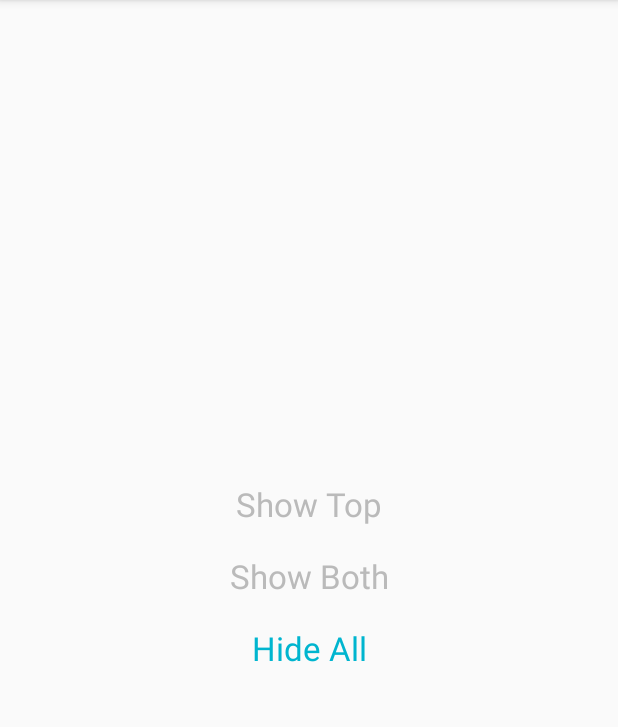
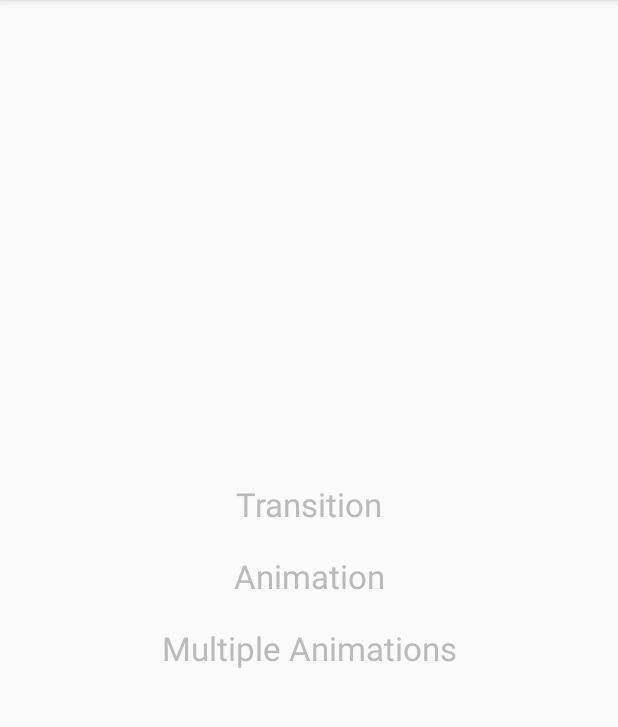
Before and after one commit to swarmnyc/AndroidFragmentAnimations, an Android app: the screen it shows after launch (MainActivity), on a phone screen of 412 x 824 dp, the part 84-811 px from its top. Run offline under Robolectric (Android 15) with nearby library versions, the phone set to English and light mode, and no system bars.

Commit message:
updated animations and transitions.

```diff
--- a/app/src/main/java/com/swarmnyc/fragmentanimations/MainActivity.java
+++ b/app/src/main/java/com/swarmnyc/fragmentanimations/MainActivity.java
@@ -1,6 +1,7 @@
 package com.swarmnyc.fragmentanimations;
 
 import android.os.Bundle;
+import android.support.v4.app.FragmentTransaction;
 import android.support.v7.app.ActionBarActivity;
 import android.view.Menu;
 import android.view.MenuItem;
@@ -11,11 +12,12 @@ import android.widget.Button;
 public class MainActivity extends ActionBarActivity
 {
 
-	private Button         m_showTopButton;
-	private Button         m_showBothButton;
-	private Button         m_hideAllButton;
+	private Button         m_showAnimtaionButton;
+	private Button         m_showMultiAnimationsButton;
+//	private Button         m_resetButtom;
 	private TopFragment    m_topFragment;
 	private BottomFragment m_bottomFragment;
+	private Button         m_showTransitionButton;
 
 	@Override
 	protected void onCreate( Bundle savedInstanceState )
@@ -24,74 +26,88 @@ public class MainActivity extends ActionBarActivity
 		setContentView( R.layout.activity_main );
 
 
-		m_showTopButton = (Button) findViewById( R.id.btn_show_top );
-		m_showBothButton = (Button) findViewById( R.id.btn_show_both );
-		m_hideAllButton = (Button) findViewById( R.id.btn_hide_all );
+		m_showTransitionButton = (Button) findViewById( R.id.btn_show_transition );
+		m_showAnimtaionButton = (Button) findViewById( R.id.btn_show_animation );
+		m_showMultiAnimationsButton = (Button) findViewById( R.id.btn_start_multiple_animations );
+//		m_resetButtom = (Button) findViewById( R.id.btn_reset );
 
 		m_topFragment = (TopFragment) getSupportFragmentManager().findFragmentById( R.id.fragment_top );
 		m_bottomFragment = (BottomFragment) getSupportFragmentManager().findFragmentById( R.id.fragment_bottom );
 
 		getSupportFragmentManager().beginTransaction().hide( m_topFragment ).hide( m_bottomFragment ).commit();
 
-		m_hideAllButton.setSelected( true );
+//		m_resetButtom.setSelected( true );
+
+		m_showTransitionButton.setOnClickListener(
+			new View.OnClickListener()
+			{
+				@Override public void onClick( final View v )
+				{
+					getSupportFragmentManager().beginTransaction().setTransition(
+						FragmentTransaction.TRANSIT_FRAGMENT_OPEN
+					).add( R.id.container, new FullScreenFragment() ).addToBackStack( "transition" ).commit();
+				}
+			}
+		);
 
 
-		m_showTopButton.setOnClickListener(
+		m_showAnimtaionButton.setOnClickListener(
 			new View.OnClickListener()
 			{
 				@Override public void onClick( final View v )
 				{
 
 
-					m_showTopButton.setSelected( true );
-					m_showBothButton.setSelected( false );
-					m_hideAllButton.setSelected( false );
-
 					getSupportFragmentManager().beginTransaction().setCustomAnimations(
-						R.anim.abc_slide_in_top, R.anim.abc_slide_out_top
-					).show( m_topFragment ).commit();
+						R.anim.slide_in_left, 0, 0, R.anim.slide_out_left
+					).add( R.id.container, new FullScreenFragment() ).addToBackStack( "animation" ).commit();
 				}
 			}
 		);
 
-		m_showBothButton.setOnClickListener(
+		m_showMultiAnimationsButton.setOnClickListener(
 			new View.OnClickListener()
 			{
 				@Override public void onClick( final View v )
 				{
-
-					m_showTopButton.setSelected( false );
-					m_showBothButton.setSelected( true );
-					m_hideAllButton.setSelected( false );
-
+					if (m_topFragment.isHidden())
+					{
+						m_showMultiAnimationsButton.setSelected( true );
 						getSupportFragmentManager().beginTransaction().setCustomAnimations(
 							R.anim.abc_slide_in_top, R.anim.abc_slide_out_top
 						).show( m_topFragment ).setCustomAnimations(
 							R.anim.abc_slide_in_bottom, R.anim.abc_slide_out_bottom
 						).show( m_bottomFragment ).commit();
 					}
-			}
-		);
-
-		m_hideAllButton.setOnClickListener(
-			new View.OnClickListener()
+					else
 					{
-				@Override public void onClick( final View v )
-				{
-
-					m_showTopButton.setSelected( false );
-					m_showBothButton.setSelected( false );
-					m_hideAllButton.setSelected( true );
-
+						m_showMultiAnimationsButton.setSelected( false );
 						getSupportFragmentManager().beginTransaction().setCustomAnimations(
 							R.anim.abc_slide_in_top, R.anim.abc_slide_out_top
 						).hide( m_topFragment ).setCustomAnimations(
 							R.anim.abc_slide_in_top, R.anim.abc_slide_out_bottom
 						).hide( m_bottomFragment ).commit();
-
+					}
 				}
 			}
 		);
+
+//		m_resetButtom.setOnClickListener(
+//			new View.OnClickListener()
+//			{
+//				@Override public void onClick( final View v )
+//				{
+//
+//
+//					getSupportFragmentManager().beginTransaction().setCustomAnimations(
+//						R.anim.abc_slide_in_top, R.anim.abc_slide_out_top
+//					).hide( m_topFragment ).setCustomAnimations(
+//						R.anim.abc_slide_in_top, R.anim.abc_slide_out_bottom
+//					).hide( m_bottomFragment ).commit();
+//
+//				}
+//			}
+//		);
 
 
 	}
--- /dev/null
+++ b/app/src/main/res/anim/slide_in_left.xml
@@ -0,0 +1,12 @@
+<?xml version="1.0" encoding="utf-8"?>
+<set xmlns:android="http://schemas.android.com/apk/res/android"
+     android:duration="@android:integer/config_mediumAnimTime">
+
+    <translate
+            android:fromXDelta="-100%p"
+            android:startOffset="25"
+            android:toXDelta="0" />
+
+
+
+</set>
--- /dev/null
+++ b/app/src/main/res/anim/slide_out_left.xml
@@ -0,0 +1,11 @@
+<?xml version="1.0" encoding="utf-8"?>
+<set xmlns:android="http://schemas.android.com/apk/res/android"
+     android:duration="@android:integer/config_mediumAnimTime">
+
+    <translate
+            android:fromXDelta="0"
+            android:startOffset="25"
+            android:toXDelta="-100%p"/>
+
+
+</set>
--- a/app/src/main/res/layout/activity_main.xml
+++ b/app/src/main/res/layout/activity_main.xml
@@ -21,7 +21,6 @@
             android:name="com.swarmnyc.fragmentanimations.BottomFragment"/>
 
 
-
     <LinearLayout
             android:layout_centerInParent="true"
             android:layout_width="match_parent" android:layout_height="wrap_content"
@@ -29,22 +28,28 @@
             >
 
         <Button
-                android:id="@+id/btn_show_top"
-                android:text="Show Top"
+                android:id="@+id/btn_show_transition"
+                android:text="@string/start_transition"
                 style="@style/TextButton"
                 android:layout_width="match_parent" android:layout_height="wrap_content"/>
 
         <Button
-                android:id="@+id/btn_show_both"
+                android:id="@+id/btn_show_animation"
+                android:text="@string/start_animation"
                 style="@style/TextButton"
-                android:text="Show Both"
                 android:layout_width="match_parent" android:layout_height="wrap_content"/>
 
         <Button
-                android:id="@+id/btn_hide_all"
+                android:id="@+id/btn_start_multiple_animations"
                 style="@style/TextButton"
-                android:text="Hide All"
+                android:text="@string/start_multiple_animation"
                 android:layout_width="match_parent" android:layout_height="wrap_content"/>
+
+        <!--<Button-->
+                <!--android:id="@+id/btn_reset"-->
+                <!--style="@style/TextButton"-->
+                <!--android:text="@string/reset"-->
+                <!--android:layout_width="match_parent" android:layout_height="wrap_content"/>-->
 
     </LinearLayout>
 
--- a/app/src/main/res/values/strings.xml
+++ b/app/src/main/res/values/strings.xml
@@ -5,5 +5,10 @@
     <string name="top_fragment">Top Fragment</string>
     <string name="bottom_fragment">Bottom Fragment</string>
     <string name="action_settings">Settings</string>
+    <string name="start_transition">Transition</string>
+    <string name="start_animation">Animation</string>
+    <string name="start_multiple_animation">Multiple Animations</string>
+    <string name="reset">Reset</string>
+    <string name="close">Close Fragment</string>
 
 </resources>
```
Also changed, not shown: app/src/main/java/com/swarmnyc/fragmentanimations/FullScreenFragment.java (added, +43 -0 lines), app/src/main/res/layout/fragment_full_screen.xml (added, +24 -0 lines). Lines whose indentation alone changed are shown as unchanged.
